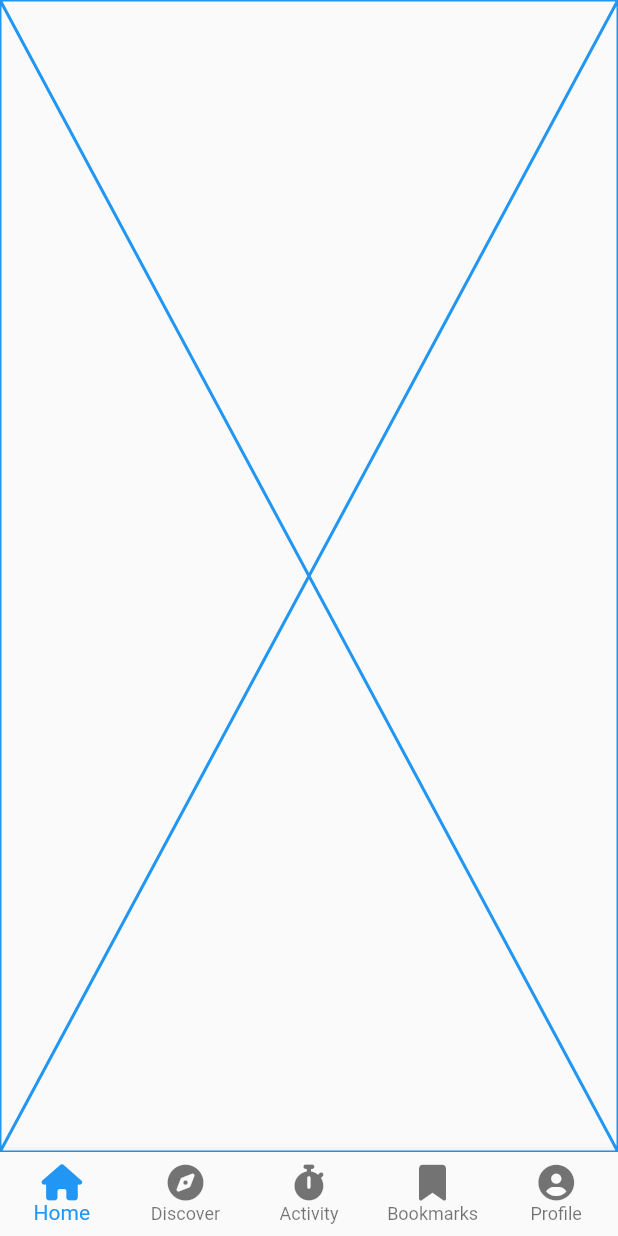
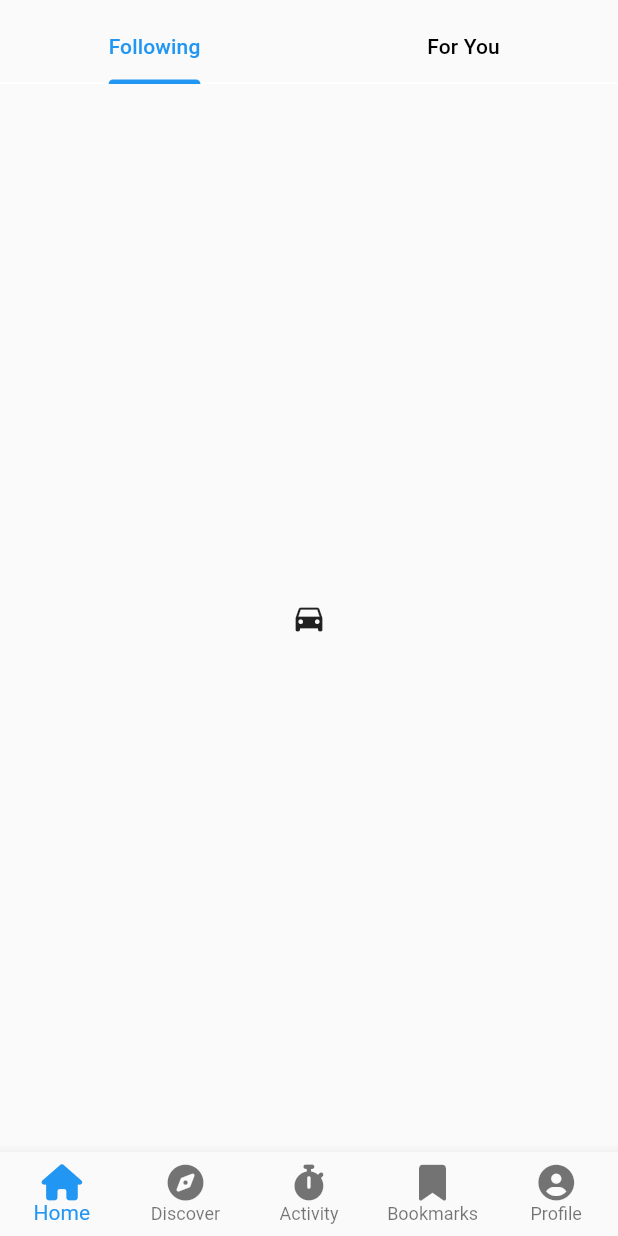
Before and after one commit to masumba/cross_over_test_quizlr, a Flutter app: the screen it shows after launch, on a phone screen of 412 x 824 dp. Run offline on Flutter 3.47's test engine with Material 2 defaults, Android fonts, the phone set to English and light mode, and no system bars; our stand-ins replace another_flushbar, auto_size_text, flutter_feather_icons, font_awesome_flutter, get_it, internet_connection_checker and 3 more.

Commit message:
[update] updates theme for dark and also adds tabs.

```diff
--- a/lib/constants/app_theme.dart
+++ b/lib/constants/app_theme.dart
@@ -11,7 +11,7 @@ class AppTheme {
           // For Android
           statusBarIconBrightness: Brightness.light,
           // For iOS.
-          statusBarBrightness: Brightness.light,
+          statusBarBrightness: Brightness.dark,
         ),
         centerTitle: true,
       ),
@@ -23,11 +23,17 @@ class AppTheme {
       useMaterial3: true,
       visualDensity: VisualDensity.adaptivePlatformDensity,
       appBarTheme: const AppBarTheme(
+        backgroundColor: Colors.black,
+        titleTextStyle: TextStyle(
+          color: Colors.white,
+        ),
         systemOverlayStyle: SystemUiOverlayStyle(
+          statusBarColor: Colors.black,
+          systemNavigationBarColor: Colors.black,
           // For Android
           statusBarIconBrightness: Brightness.dark,
           // For iOS.
-          statusBarBrightness: Brightness.dark,
+          statusBarBrightness: Brightness.light,
         ),
         centerTitle: true,
       ),
--- a/lib/views/home/tabs/home/home_tab_view.dart
+++ b/lib/views/home/tabs/home/home_tab_view.dart
@@ -17,8 +17,39 @@ class _HomeTabViewState extends State<HomeTabView> {
       disposeViewModel: false,
       onViewModelReady: (model) => model.init(),
       viewModelBuilder: () => HomeTabViewModel(),
-      builder: (context, model, child) => Placeholder(
-        color: Colors.blue,
+      builder: (context, model, child) => DefaultTabController(
+        length: 2,
+        child: Scaffold(
+          appBar: PreferredSize(
+            preferredSize: const Size.fromHeight(kToolbarHeight),
+            child: Material(
+              color: Theme.of(context).appBarTheme.backgroundColor,
+              child: SafeArea(
+                child: Column(
+                  children: <Widget>[
+                    Expanded(child: Container()),
+                    const TabBar(
+                      tabs: [
+                        Tab(
+                          icon: Text('Following'),
+                        ),
+                        Tab(
+                          icon: Text('For You'),
+                        ),
+                      ],
+                    ),
+                  ],
+                ),
+              ),
+            ),
+          ),
+          body: const TabBarView(
+            children: [
+              Icon(Icons.directions_car),
+              Icon(Icons.directions_transit),
+            ],
+          ),
+        ),
       ),
     );
   }
```
